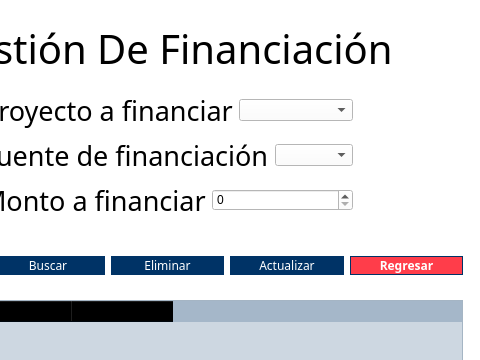
The window that ui/Financiacion.ui (Dacosta011/ProyectoFinalPA) describes before a commit, drawn with Qt 5; both pictures show x 148 to 628 and y 0 to 360 of the 628 by 600 pixel window.
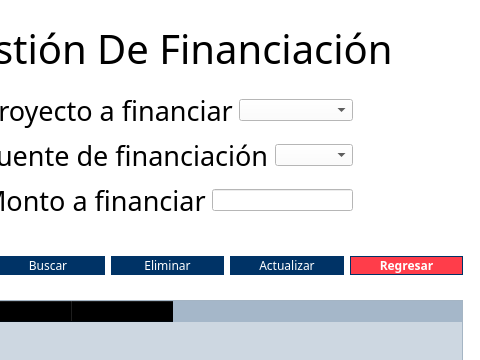
The same window after the commit.

Commit message: Cambio SpinBox

```diff
--- a/ui/Financiacion.ui
+++ b/ui/Financiacion.ui
@@ -243,7 +243,7 @@
         </widget>
        </item>
        <item>
-        <widget class="QSpinBox" name="spinBox"/>
+        <widget class="QLineEdit" name="spinBox"/>
        </item>
       </layout>
      </item>
```
The commit also changes 4 other files.
